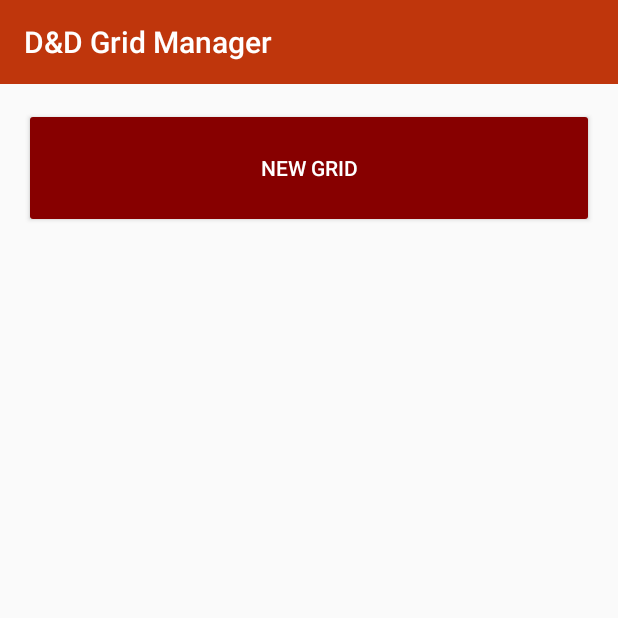
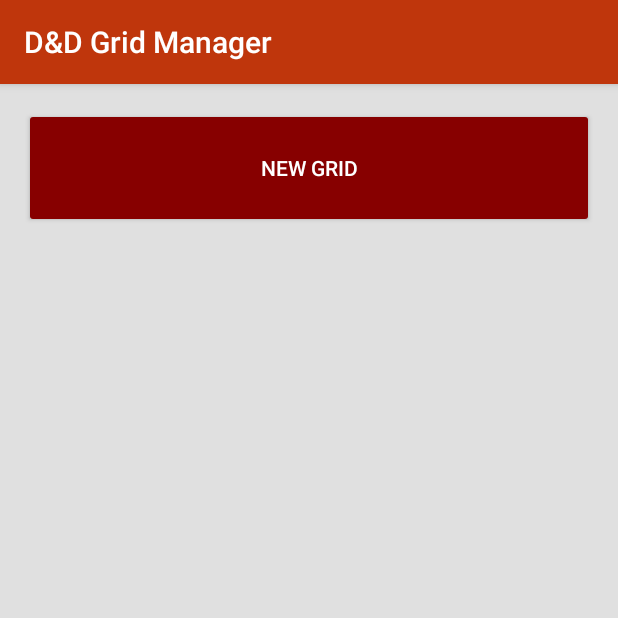
Before and after one commit to Ricc-manc95/IUM_Pregnant_Brains, an Android app: the screen it shows after launch (GridsList), on a phone screen of 412 x 824 dp, the top half of it. Run offline under Robolectric (Android 15) with nearby library versions, the phone set to English and light mode, and no system bars.

Commit message:
new grdi list layout

```diff
--- a/D&DGridManager/app/src/main/res/layout/activity_grids_list.xml
+++ b/D&DGridManager/app/src/main/res/layout/activity_grids_list.xml
@@ -6,6 +6,7 @@
     android:layout_height="match_parent"
     android:orientation="vertical"
     android:theme="@style/AppTheme.Fab"
+    android:background="@color/material_gray_300"
     tools:context="com.unica.pregnantbrains.ddgridmanager.GridsList">
 
     <include
@@ -24,7 +25,11 @@
     <ListView
         android:id="@+id/list"
         android:layout_width="match_parent"
-        android:layout_height="wrap_content">
+        android:layout_height="wrap_content"
+        android:background="@color/material_white_1000"
+        android:layout_marginLeft="16dp"
+        android:layout_marginRight="16dp"
+        android:dividerHeight="16dp">
 
     </ListView>
 
--- a/D&DGridManager/app/src/main/res/layout/navigation_action_bar.xml
+++ b/D&DGridManager/app/src/main/res/layout/navigation_action_bar.xml
@@ -4,6 +4,7 @@
     android:layout_height="wrap_content"
     android:id="@+id/nav_action_bar"
     android:background="@color/colorPrimary"
+    android:elevation="4dp"
     android:theme="@style/ThemeOverlay.AppCompat.Dark">
 
 </android.support.v7.widget.Toolbar>
```
Also changed, not shown: D&DGridManager/app/src/main/res/layout/saved_grid_list.xml (+13 -6 lines).
